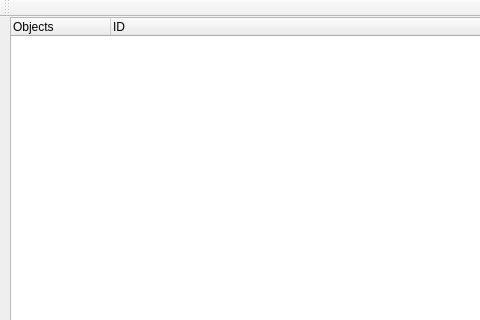
Above: DbSqlExport/importTreeObjectClass.ui from AnatolySolovyev12/DbSqlExport before the change; both pictures show x 0 to 480 and y 0 to 320 of the 619 by 593 pixel window. Below: the same form after it.
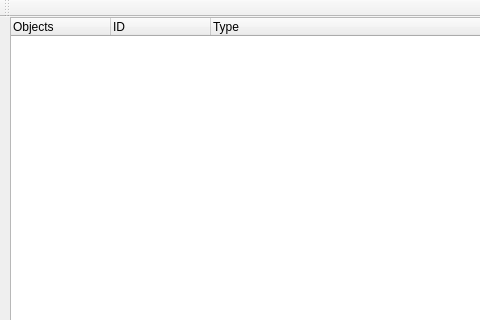
That is the form after the change.

The edit to the form file:
```diff
--- a/DbSqlExport/importTreeObjectClass.ui
+++ b/DbSqlExport/importTreeObjectClass.ui
@@ -33,6 +33,11 @@
       <string>ID</string>
      </property>
     </column>
+    <column>
+     <property name="text">
+      <string>Type</string>
+     </property>
+    </column>
    </widget>
    <widget class="QPushButton" name="cancelButton">
     <property name="geometry">
```
Left out of the diff: 2 changed lines with no effect on the pictures.
